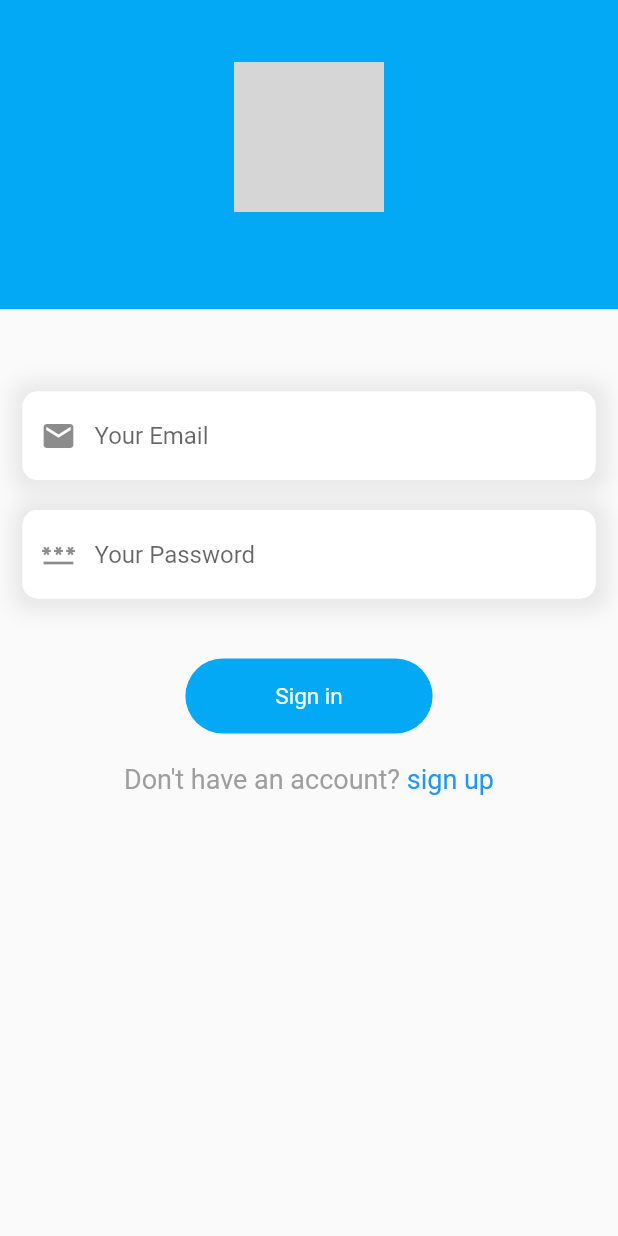
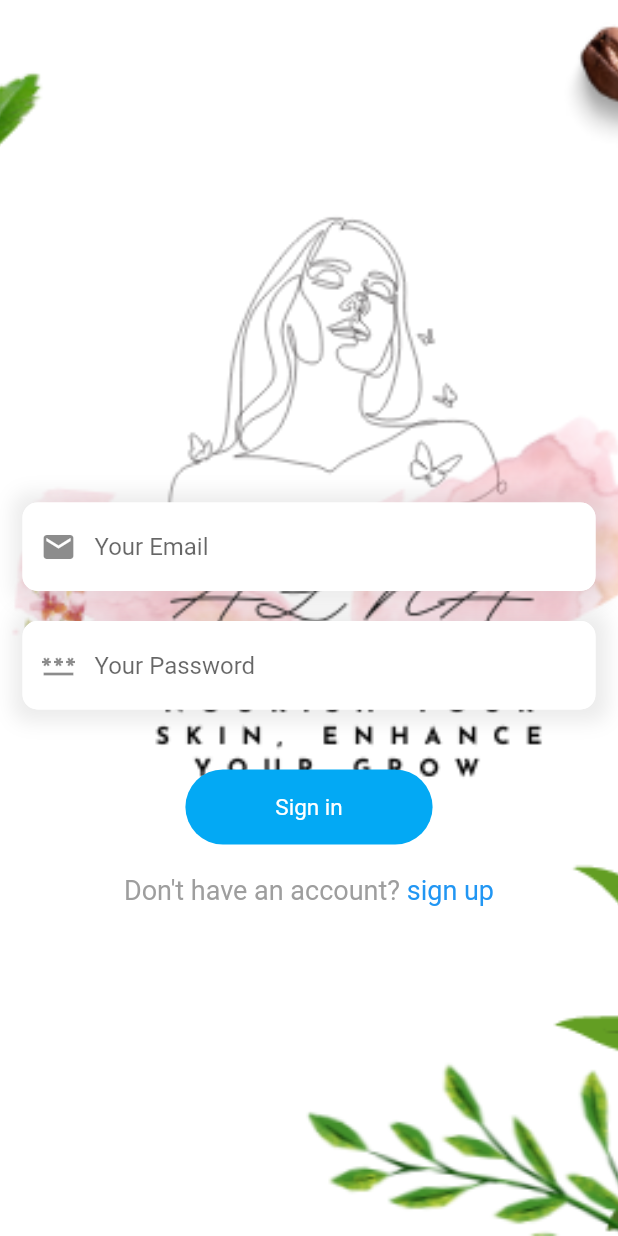
Before and after one commit to soesandarwin2201/flutter_app, a Flutter app: the LoginPage screen opened directly, on a phone screen of 412 x 824 dp. Run offline on Flutter 3.47's test engine with Material 2 defaults, Android fonts, the phone set to English and light mode, and no system bars; our stand-ins replace get; statements that could not run were skipped; grey boxes are pictures that could not be loaded.

Commit message:
create the login page

```diff
--- a/lib/view/dashboard.dart
+++ b/lib/view/dashboard.dart
@@ -2,6 +2,7 @@ import 'package:flutter/material.dart';
 import 'package:flutter/animation.dart';
 import 'package:flutter_app/view/favourite.dart';
 import 'package:flutter_app/view/home.dart';
+import 'package:flutter_app/view/login.dart';
 import 'package:flutter_app/view/noti.dart';
 import 'package:flutter_app/view/user_profile.dart';
 
@@ -77,7 +78,7 @@ class _MyHomePageState extends State<MyHomePage> {
       HomePage(),
       Favourite(),
       Notifications(),
-      UserProfile()
+      LoginPage(),
     ];
 
     return IndexedStack(
--- a/lib/view/login.dart
+++ b/lib/view/login.dart
@@ -14,28 +14,19 @@ class _LoginPageState extends State<LoginPage> {
     double height = MediaQuery.of(context).size.height;
     return SafeArea(
       child: Scaffold(
-        body: SingleChildScrollView(
+        body: Container(
+          height: height,
+          decoration: BoxDecoration(
+            image: DecorationImage(
+              image: AssetImage('images/logo.png'),
+              fit: BoxFit.cover,
+            ),
+          ),
+          child: SingleChildScrollView(
             child: Column(
               children: [
-              Container(
-                width: width,
-                height: height * 0.25,
-                decoration: const BoxDecoration(
-                  color: Colors.lightBlue,
-                ),
-                child: Column(children: [
-                  SizedBox(
-                    height: height * 0.05,
-                  ),
-                  const CircleAvatar(
-                    backgroundImage: AssetImage('assets/images/app_icon.png'),
-                    backgroundColor: Colors.transparent,
-                    radius: 50,
-                  ),
-                ]),
-              ),
                 const SizedBox(
-                height: 40.0,
+                  height: 320.0,
                 ),
                 Padding(
                   padding: const EdgeInsets.all(15),
@@ -172,6 +163,7 @@ class _LoginPageState extends State<LoginPage> {
             ),
           ),
         ),
+      ),
     );
   }
 }
```
Also changed, not shown: images/alna.png (added), images/alna1.png (added), images/facebook.jpg (added), images/google.png (added), images/logo.png (added), images/twitter.png (added). Lines whose indentation alone changed are shown as unchanged.
